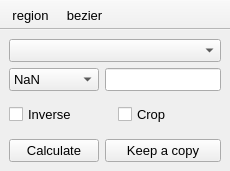
First picture: the form in plugins/RegionPath/RegionPath.ui, repository NeutrinoToolkit/Neutrino, before the edit.
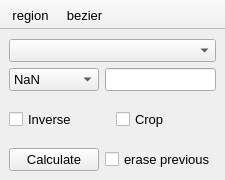
Second picture: the form after the edit. Icons and pictures are not drawn.

What changed in the file:
```diff
--- a/plugins/RegionPath/RegionPath.ui
+++ b/plugins/RegionPath/RegionPath.ui
@@ -6,8 +6,8 @@
    <rect>
     <x>0</x>
     <y>0</y>
-    <width>230</width>
-    <height>171</height>
+    <width>222</width>
+    <height>180</height>
    </rect>
   </property>
   <property name="font">
@@ -23,18 +23,6 @@
   </property>
   <widget class="QWidget" name="centralwidget">
    <layout class="QGridLayout" name="gridLayout" columnstretch="1,0">
-    <item row="6" column="1">
-     <widget class="QPushButton" name="duplicate">
-      <property name="font">
-       <font>
-        <pointsize>10</pointsize>
-       </font>
-      </property>
-      <property name="text">
-       <string>Keep a copy</string>
-      </property>
-     </widget>
-    </item>
     <item row="0" column="0" colspan="2">
      <widget class="QComboBox" name="image">
       <property name="font">
@@ -151,6 +139,16 @@
       </layout>
      </widget>
     </item>
+    <item row="6" column="1">
+     <widget class="QCheckBox" name="erasePrevious">
+      <property name="text">
+       <string>erase previous</string>
+      </property>
+      <property name="neutrinoSave" stdset="0">
+       <bool>true</bool>
+      </property>
+     </widget>
+    </item>
    </layout>
   </widget>
   <widget class="QToolBar" name="toolBar">
```
Left out of the diff: 6 changed lines with no effect on the pictures.
